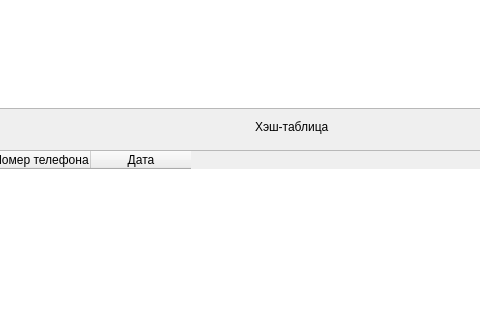
Mihailkoni/Course_work_second_year_with_interface, file Kursovaia 2.0/DebugWindow.ui: the form before one commit; both pictures show x 325 to 805 and y 221 to 541 of the 1280 by 720 pixel window.
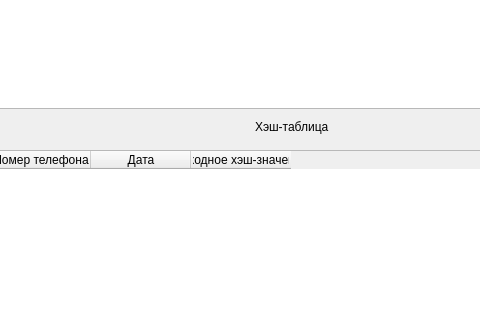
The form after the commit.

Patch:
```diff
--- a/Kursovaia 2.0/DebugWindow.ui
+++ b/Kursovaia 2.0/DebugWindow.ui
@@ -74,6 +74,11 @@
       <string>Дата</string>
      </property>
     </column>
+    <column>
+     <property name="text">
+      <string>Исходное хэш-значение</string>
+     </property>
+    </column>
    </widget>
    <widget class="QTextEdit" name="text_AVLEdit">
     <property name="geometry">
```
